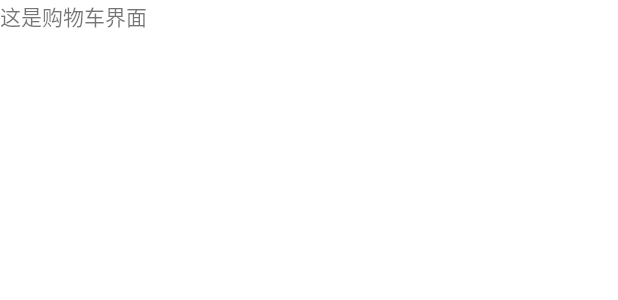
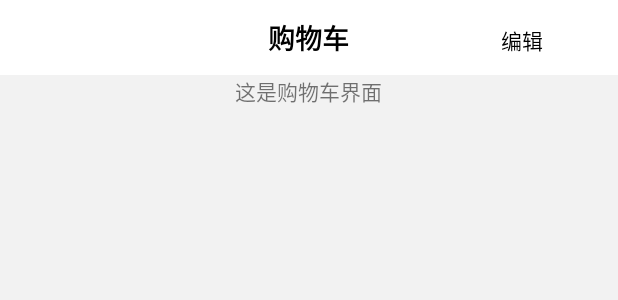
Before and after one commit to Anroid1/MyApplication3, an Android app: the layout fragment_gouwuche.xml on its own in the app's theme, with its tools: preview values and no code run, on a phone screen of 412 x 824 dp. Shown: the top 300 px of the screen. Run offline under Robolectric (Android 15) with nearby library versions, the phone set to English and light mode, and no system bars.

Commit message:
标题栏状态栏提交

```diff
--- a/app/src/main/res/layout/fragment_gouwuche.xml
+++ b/app/src/main/res/layout/fragment_gouwuche.xml
@@ -1,14 +1,18 @@
 <?xml version="1.0" encoding="utf-8"?>
-<FrameLayout xmlns:android="http://schemas.android.com/apk/res/android"
+<LinearLayout xmlns:android="http://schemas.android.com/apk/res/android"
     xmlns:tools="http://schemas.android.com/tools"
     android:layout_width="match_parent"
     android:layout_height="match_parent"
-    tools:context=".fragment.GouwucheFragment">
+    tools:context=".fragment.GouwucheFragment"
+    android:orientation="vertical"
+    android:background="@color/grey">
+    <!-- TODO: Update blank fragment layout -->
+    <include layout="@layout/title_bar" />
 
-    <!-- TODO: Update blank fragment layout -->
     <TextView
-        android:layout_width="match_parent"
-        android:layout_height="match_parent"
+        android:layout_width="wrap_content"
+        android:layout_height="wrap_content"
+        android:layout_gravity="center"
         android:text="这是购物车界面" />
 
-</FrameLayout>
+</LinearLayout>
--- /dev/null
+++ b/app/src/main/res/layout/title_bar.xml
@@ -0,0 +1,27 @@
+<?xml version="1.0" encoding="utf-8"?>
+<RelativeLayout xmlns:android="http://schemas.android.com/apk/res/android"
+    android:layout_width="match_parent"
+    android:layout_height="wrap_content"
+    android:background="@color/white">
+
+    <TextView
+        android:layout_width="wrap_content"
+        android:layout_height="50dp"
+        android:layout_centerHorizontal="true"
+        android:text="购物车"
+        android:textColor="@color/black"
+        android:textSize="18dp"
+        android:textStyle="bold"
+        android:gravity="center"/>
+
+    <TextView
+        android:layout_width="wrap_content"
+        android:layout_height="wrap_content"
+        android:layout_alignParentRight="true"
+        android:text="编辑"
+        android:textColor="@color/black"
+        android:layout_marginTop="16dp"
+        android:layout_marginRight="50dp"/>
+
+
+</RelativeLayout>
--- a/app/src/main/res/values/colors.xml
+++ b/app/src/main/res/values/colors.xml
@@ -5,6 +5,8 @@
     <color name="purple_700">#FF3700B3</color>
     <color name="teal_200">#FF03DAC5</color>
     <color name="teal_700">#FF018786</color>
+    <color name="majorcolor">#449E86</color>
     <color name="black">#FF000000</color>
     <color name="white">#FFFFFFFF</color>
+    <color name="grey">#F2F2F2</color>
 </resources>
--- a/app/src/main/res/values/themes.xml
+++ b/app/src/main/res/values/themes.xml
@@ -1,9 +1,9 @@
 <resources xmlns:tools="http://schemas.android.com/tools">
     <!-- Base application theme. -->
-    <style name="Theme.MyApplication" parent="Theme.MaterialComponents.DayNight.DarkActionBar">
+    <style name="Theme.MyApplication" parent="Theme.MaterialComponents.DayNight.NoActionBar.Bridge">
         <!-- Primary brand color. -->
         <item name="colorPrimary">@color/purple_500</item>
-        <item name="colorPrimaryVariant">@color/purple_700</item>
+        <item name="colorPrimaryVariant">@color/majorcolor</item>
         <item name="colorOnPrimary">@color/white</item>
         <!-- Secondary brand color. -->
         <item name="colorSecondary">@color/teal_200</item>
```
Also changed, not shown: app/src/main/AndroidManifest.xml (+18 -1 lines), app/src/main/res/layout/fragment_fenlei.xml (+18 -3 lines), app/src/main/res/layout/fragment_shouye.xml (+17 -2 lines), app/src/main/res/layout/fragment_wode.xml (+25 -15 lines).
